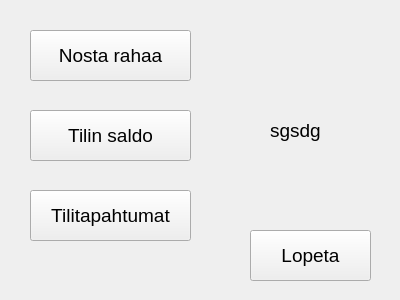
This is panki/menu.ui in tvt20kmo-ohjelmistokehitysprojekti/Group4 as Qt 5 draws it before an edit. The edited form follows.
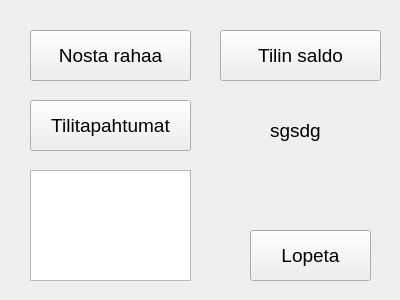
This is the edited form.

What changed in the file:
```diff
--- a/panki/menu.ui
+++ b/panki/menu.ui
@@ -17,7 +17,7 @@
    <property name="geometry">
     <rect>
      <x>30</x>
-     <y>190</y>
+     <y>100</y>
      <width>161</width>
      <height>51</height>
     </rect>
@@ -52,8 +52,8 @@
   <widget class="QPushButton" name="btnChooseSaldo">
    <property name="geometry">
     <rect>
-     <x>30</x>
-     <y>110</y>
+     <x>220</x>
+     <y>30</y>
      <width>161</width>
      <height>51</height>
     </rect>
@@ -103,6 +103,16 @@
     <string>sgsdg</string>
    </property>
   </widget>
+  <widget class="QTextEdit" name="texTapahtumat">
+   <property name="geometry">
+    <rect>
+     <x>30</x>
+     <y>170</y>
+     <width>161</width>
+     <height>111</height>
+    </rect>
+   </property>
+  </widget>
  </widget>
  <resources/>
  <connections/>
```
